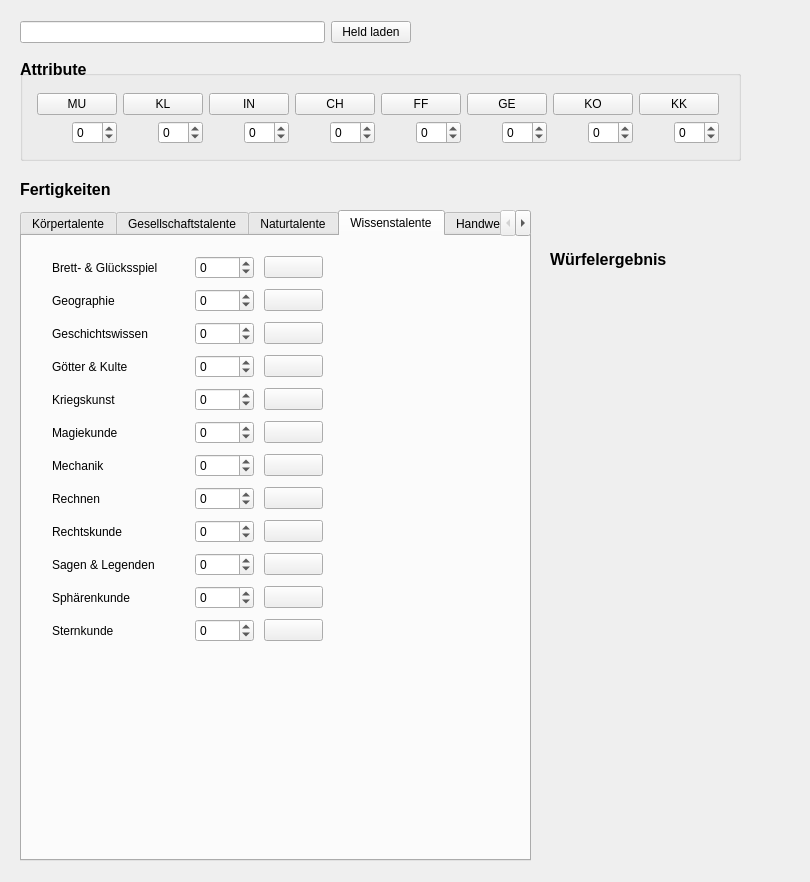
This is src/MainWindow.ui in MirUlr/dsa_calculator as Qt 5 draws it before an edit. The edited form follows.
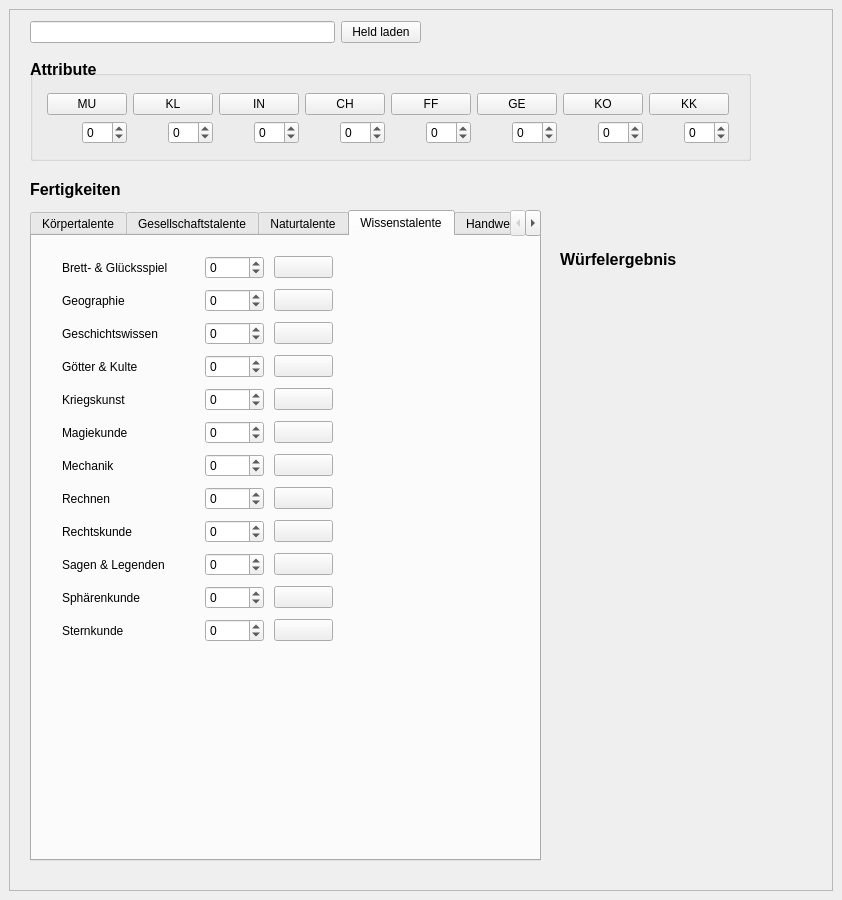
This is the edited form. The open tabs and pages were chosen to show the change. Icons and pictures are not drawn.

Commit message: Scrollbar funktional

Patch:
```diff
--- a/src/MainWindow.ui
+++ b/src/MainWindow.ui
@@ -6,20 +6,38 @@
    <rect>
     <x>0</x>
     <y>0</y>
-    <width>810</width>
-    <height>882</height>
+    <width>842</width>
+    <height>900</height>
    </rect>
   </property>
   <property name="windowTitle">
    <string>MainWindow</string>
   </property>
   <widget class="QWidget" name="centralwidget">
-   <widget class="QLabel" name="label_fertigkeiten_title">
+   <layout class="QVBoxLayout" name="verticalLayout">
+    <item>
+     <widget class="QScrollArea" name="scrollArea">
+      <property name="sizeAdjustPolicy">
+       <enum>QAbstractScrollArea::AdjustIgnored</enum>
+      </property>
+      <property name="widgetResizable">
+       <bool>false</bool>
+      </property>
+      <widget class="QWidget" name="scrollAreaWidgetContents_3">
     <property name="geometry">
      <rect>
-      <x>20</x>
-      <y>180</y>
-      <width>100</width>
+         <x>0</x>
+         <y>0</y>
+         <width>822</width>
+         <height>880</height>
+        </rect>
+       </property>
+       <widget class="QLabel" name="label_result_title">
+        <property name="geometry">
+         <rect>
+          <x>550</x>
+          <y>240</y>
+          <width>161</width>
       <height>19</height>
      </rect>
     </property>
@@ -31,9 +49,226 @@
      </font>
     </property>
     <property name="text">
-     <string>Fertigkeiten</string>
-    </property>
-   </widget>
+         <string>Würfelergebnis</string>
+        </property>
+       </widget>
+       <widget class="QGroupBox" name="box_attribute">
+        <property name="enabled">
+         <bool>true</bool>
+        </property>
+        <property name="geometry">
+         <rect>
+          <x>20</x>
+          <y>60</y>
+          <width>721</width>
+          <height>91</height>
+         </rect>
+        </property>
+        <property name="minimumSize">
+         <size>
+          <width>721</width>
+          <height>91</height>
+         </size>
+        </property>
+        <property name="layoutDirection">
+         <enum>Qt::LeftToRight</enum>
+        </property>
+        <property name="title">
+         <string/>
+        </property>
+        <property name="alignment">
+         <set>Qt::AlignCenter</set>
+        </property>
+        <property name="flat">
+         <bool>false</bool>
+        </property>
+        <widget class="QWidget" name="layoutWidget">
+         <property name="geometry">
+          <rect>
+           <x>0</x>
+           <y>10</y>
+           <width>699</width>
+           <height>78</height>
+          </rect>
+         </property>
+         <layout class="QVBoxLayout" name="layout_attribute">
+          <item>
+           <layout class="QGridLayout" name="grid_attribute">
+            <item row="0" column="7" colspan="2">
+             <widget class="QPushButton" name="btn_charisma">
+              <property name="toolTip">
+               <string>&lt;html&gt;&lt;head/&gt;&lt;body&gt;&lt;p&gt;Charisma&lt;/p&gt;&lt;/body&gt;&lt;/html&gt;</string>
+              </property>
+              <property name="text">
+               <string>CH</string>
+              </property>
+             </widget>
+            </item>
+            <item row="1" column="6">
+             <widget class="QSpinBox" name="mod_intuition">
+              <property name="minimum">
+               <number>-50</number>
+              </property>
+              <property name="maximum">
+               <number>50</number>
+              </property>
+             </widget>
+            </item>
+            <item row="0" column="13" colspan="2">
+             <widget class="QPushButton" name="btn_konstitution">
+              <property name="toolTip">
+               <string>&lt;html&gt;&lt;head/&gt;&lt;body&gt;&lt;p&gt;Konstitution&lt;/p&gt;&lt;/body&gt;&lt;/html&gt;</string>
+              </property>
+              <property name="text">
+               <string>KO</string>
+              </property>
+             </widget>
+            </item>
+            <item row="1" column="8">
+             <widget class="QSpinBox" name="mod_charisma">
+              <property name="minimum">
+               <number>-50</number>
+              </property>
+              <property name="maximum">
+               <number>50</number>
+              </property>
+             </widget>
+            </item>
+            <item row="0" column="3" colspan="2">
+             <widget class="QPushButton" name="btn_klugheit">
+              <property name="toolTip">
+               <string>&lt;html&gt;&lt;head/&gt;&lt;body&gt;&lt;p&gt;Klugheit&lt;/p&gt;&lt;/body&gt;&lt;/html&gt;</string>
+              </property>
+              <property name="text">
+               <string>KL</string>
+              </property>
+             </widget>
+            </item>
+            <item row="1" column="2">
+             <widget class="QSpinBox" name="mod_mut">
+              <property name="buttonSymbols">
+               <enum>QAbstractSpinBox::UpDownArrows</enum>
+              </property>
+              <property name="minimum">
+               <number>-50</number>
+              </property>
+              <property name="maximum">
+               <number>50</number>
+              </property>
+             </widget>
+            </item>
+            <item row="1" column="14">
+             <widget class="QSpinBox" name="mod_konstitution">
+              <property name="minimum">
+               <number>-50</number>
+              </property>
+              <property name="maximum">
+               <number>50</number>
+              </property>
+             </widget>
+            </item>
+            <item row="0" column="5" colspan="2">
+             <widget class="QPushButton" name="btn_intelligenz">
+              <property name="toolTip">
+               <string>&lt;html&gt;&lt;head/&gt;&lt;body&gt;&lt;p&gt;Intuition&lt;/p&gt;&lt;/body&gt;&lt;/html&gt;</string>
+              </property>
+              <property name="text">
+               <string>IN</string>
+              </property>
+             </widget>
+            </item>
+            <item row="0" column="9" colspan="2">
+             <widget class="QPushButton" name="btn_fingerfertigkeit">
+              <property name="toolTip">
+               <string>&lt;html&gt;&lt;head/&gt;&lt;body&gt;&lt;p&gt;Fingerfertigkeit&lt;/p&gt;&lt;/body&gt;&lt;/html&gt;</string>
+              </property>
+              <property name="text">
+               <string>FF</string>
+              </property>
+             </widget>
+            </item>
+            <item row="0" column="11" colspan="2">
+             <widget class="QPushButton" name="btn_gewandtheit">
+              <property name="toolTip">
+               <string>&lt;html&gt;&lt;head/&gt;&lt;body&gt;&lt;p&gt;Gewandtheit&lt;/p&gt;&lt;/body&gt;&lt;/html&gt;</string>
+              </property>
+              <property name="text">
+               <string>GE</string>
+              </property>
+             </widget>
+            </item>
+            <item row="0" column="15" colspan="2">
+             <widget class="QPushButton" name="btn_koerperkraft">
+              <property name="toolTip">
+               <string>&lt;html&gt;&lt;head/&gt;&lt;body&gt;&lt;p&gt;Körperkraft&lt;/p&gt;&lt;/body&gt;&lt;/html&gt;</string>
+              </property>
+              <property name="text">
+               <string>KK</string>
+              </property>
+             </widget>
+            </item>
+            <item row="0" column="1" colspan="2">
+             <widget class="QPushButton" name="btn_mut">
+              <property name="toolTip">
+               <string>&lt;html&gt;&lt;head/&gt;&lt;body&gt;&lt;p&gt;Mut&lt;/p&gt;&lt;/body&gt;&lt;/html&gt;</string>
+              </property>
+              <property name="text">
+               <string>MU</string>
+              </property>
+             </widget>
+            </item>
+            <item row="1" column="4">
+             <widget class="QSpinBox" name="mod_klugheit">
+              <property name="minimum">
+               <number>-50</number>
+              </property>
+              <property name="maximum">
+               <number>50</number>
+              </property>
+             </widget>
+            </item>
+            <item row="1" column="16">
+             <widget class="QSpinBox" name="mod_koerperkraft">
+              <property name="minimum">
+               <number>-50</number>
+              </property>
+              <property name="maximum">
+               <number>50</number>
+              </property>
+             </widget>
+            </item>
+            <item row="1" column="12">
+             <widget class="QSpinBox" name="mod_gewandtheit">
+              <property name="minimum">
+               <number>-50</number>
+              </property>
+              <property name="maximum">
+               <number>50</number>
+              </property>
+             </widget>
+            </item>
+            <item row="1" column="10">
+             <widget class="QSpinBox" name="mod_fingerfertigkeit">
+              <property name="minimum">
+               <number>-50</number>
+              </property>
+              <property name="maximum">
+               <number>50</number>
+              </property>
+             </widget>
+            </item>
+            <item row="0" column="0">
+             <widget class="QLabel" name="label">
+              <property name="text">
+               <string/>
+              </property>
+             </widget>
+            </item>
+           </layout>
+          </item>
+         </layout>
+        </widget>
+       </widget>
    <widget class="QTabWidget" name="tab_fertigkeiten">
     <property name="enabled">
      <bool>true</bool>
@@ -41,11 +276,17 @@
     <property name="geometry">
      <rect>
       <x>20</x>
-      <y>210</y>
+          <y>200</y>
       <width>511</width>
       <height>651</height>
      </rect>
     </property>
+        <property name="minimumSize">
+         <size>
+          <width>511</width>
+          <height>651</height>
+         </size>
+        </property>
     <property name="currentIndex">
      <number>2</number>
     </property>
@@ -1862,12 +2103,12 @@
      </widget>
     </widget>
    </widget>
-   <widget class="QLabel" name="label_result_title">
+       <widget class="QLabel" name="label_attribute_title">
     <property name="geometry">
      <rect>
-      <x>550</x>
-      <y>250</y>
-      <width>161</width>
+          <x>20</x>
+          <y>50</y>
+          <width>697</width>
       <height>19</height>
      </rect>
     </property>
@@ -1879,14 +2120,34 @@
      </font>
     </property>
     <property name="text">
-     <string>Würfelergebnis</string>
+         <string>Attribute</string>
+        </property>
+       </widget>
+       <widget class="QLabel" name="label_fertigkeiten_title">
+        <property name="geometry">
+         <rect>
+          <x>20</x>
+          <y>170</y>
+          <width>100</width>
+          <height>19</height>
+         </rect>
+        </property>
+        <property name="font">
+         <font>
+          <pointsize>12</pointsize>
+          <weight>75</weight>
+          <bold>true</bold>
+         </font>
+        </property>
+        <property name="text">
+         <string>Fertigkeiten</string>
     </property>
    </widget>
    <widget class="QWidget" name="layoutWidget">
     <property name="geometry">
      <rect>
       <x>20</x>
-      <y>20</y>
+          <y>10</y>
       <width>391</width>
       <height>25</height>
      </rect>
@@ -1908,11 +2169,17 @@
     <property name="geometry">
      <rect>
       <x>550</x>
-      <y>280</y>
+          <y>270</y>
       <width>231</width>
       <height>261</height>
      </rect>
     </property>
+        <property name="minimumSize">
+         <size>
+          <width>231</width>
+          <height>261</height>
+         </size>
+        </property>
     <property name="text">
      <string/>
     </property>
@@ -1923,237 +2190,10 @@
      <bool>true</bool>
     </property>
    </widget>
-   <widget class="QGroupBox" name="box_attribute">
-    <property name="enabled">
-     <bool>true</bool>
-    </property>
-    <property name="geometry">
-     <rect>
-      <x>20</x>
-      <y>70</y>
-      <width>721</width>
-      <height>91</height>
-     </rect>
-    </property>
-    <property name="layoutDirection">
-     <enum>Qt::LeftToRight</enum>
-    </property>
-    <property name="title">
-     <string/>
-    </property>
-    <property name="alignment">
-     <set>Qt::AlignCenter</set>
-    </property>
-    <property name="flat">
-     <bool>false</bool>
-    </property>
-    <widget class="QWidget" name="layoutWidget">
-     <property name="geometry">
-      <rect>
-       <x>0</x>
-       <y>10</y>
-       <width>699</width>
-       <height>78</height>
-      </rect>
-     </property>
-     <layout class="QVBoxLayout" name="layout_attribute">
-      <item>
-       <layout class="QGridLayout" name="grid_attribute">
-        <item row="0" column="7" colspan="2">
-         <widget class="QPushButton" name="btn_charisma">
-          <property name="toolTip">
-           <string>&lt;html&gt;&lt;head/&gt;&lt;body&gt;&lt;p&gt;Charisma&lt;/p&gt;&lt;/body&gt;&lt;/html&gt;</string>
-          </property>
-          <property name="text">
-           <string>CH</string>
-          </property>
-         </widget>
-        </item>
-        <item row="1" column="6">
-         <widget class="QSpinBox" name="mod_intuition">
-          <property name="minimum">
-           <number>-50</number>
-          </property>
-          <property name="maximum">
-           <number>50</number>
-          </property>
-         </widget>
-        </item>
-        <item row="0" column="13" colspan="2">
-         <widget class="QPushButton" name="btn_konstitution">
-          <property name="toolTip">
-           <string>&lt;html&gt;&lt;head/&gt;&lt;body&gt;&lt;p&gt;Konstitution&lt;/p&gt;&lt;/body&gt;&lt;/html&gt;</string>
-          </property>
-          <property name="text">
-           <string>KO</string>
-          </property>
-         </widget>
-        </item>
-        <item row="1" column="8">
-         <widget class="QSpinBox" name="mod_charisma">
-          <property name="minimum">
-           <number>-50</number>
-          </property>
-          <property name="maximum">
-           <number>50</number>
-          </property>
-         </widget>
-        </item>
-        <item row="0" column="3" colspan="2">
-         <widget class="QPushButton" name="btn_klugheit">
-          <property name="toolTip">
-           <string>&lt;html&gt;&lt;head/&gt;&lt;body&gt;&lt;p&gt;Klugheit&lt;/p&gt;&lt;/body&gt;&lt;/html&gt;</string>
-          </property>
-          <property name="text">
-           <string>KL</string>
-          </property>
-         </widget>
-        </item>
-        <item row="1" column="2">
-         <widget class="QSpinBox" name="mod_mut">
-          <property name="buttonSymbols">
-           <enum>QAbstractSpinBox::UpDownArrows</enum>
-          </property>
-          <property name="minimum">
-           <number>-50</number>
-          </property>
-          <property name="maximum">
-           <number>50</number>
-          </property>
-         </widget>
-        </item>
-        <item row="1" column="14">
-         <widget class="QSpinBox" name="mod_konstitution">
-          <property name="minimum">
-           <number>-50</number>
-          </property>
-          <property name="maximum">
-           <number>50</number>
-          </property>
-         </widget>
-        </item>
-        <item row="0" column="5" colspan="2">
-         <widget class="QPushButton" name="btn_intelligenz">
-          <property name="toolTip">
-           <string>&lt;html&gt;&lt;head/&gt;&lt;body&gt;&lt;p&gt;Intuition&lt;/p&gt;&lt;/body&gt;&lt;/html&gt;</string>
-          </property>
-          <property name="text">
-           <string>IN</string>
-          </property>
-         </widget>
-        </item>
-        <item row="0" column="9" colspan="2">
-         <widget class="QPushButton" name="btn_fingerfertigkeit">
-          <property name="toolTip">
-           <string>&lt;html&gt;&lt;head/&gt;&lt;body&gt;&lt;p&gt;Fingerfertigkeit&lt;/p&gt;&lt;/body&gt;&lt;/html&gt;</string>
-          </property>
-          <property name="text">
-           <string>FF</string>
-          </property>
-         </widget>
-        </item>
-        <item row="0" column="11" colspan="2">
-         <widget class="QPushButton" name="btn_gewandtheit">
-          <property name="toolTip">
-           <string>&lt;html&gt;&lt;head/&gt;&lt;body&gt;&lt;p&gt;Gewandtheit&lt;/p&gt;&lt;/body&gt;&lt;/html&gt;</string>
-          </property>
-          <property name="text">
-           <string>GE</string>
-          </property>
-         </widget>
-        </item>
-        <item row="0" column="15" colspan="2">
-         <widget class="QPushButton" name="btn_koerperkraft">
-          <property name="toolTip">
-           <string>&lt;html&gt;&lt;head/&gt;&lt;body&gt;&lt;p&gt;Körperkraft&lt;/p&gt;&lt;/body&gt;&lt;/html&gt;</string>
-          </property>
-          <property name="text">
-           <string>KK</string>
-          </property>
-         </widget>
-        </item>
-        <item row="0" column="1" colspan="2">
-         <widget class="QPushButton" name="btn_mut">
-          <property name="toolTip">
-           <string>&lt;html&gt;&lt;head/&gt;&lt;body&gt;&lt;p&gt;Mut&lt;/p&gt;&lt;/body&gt;&lt;/html&gt;</string>
-          </property>
-          <property name="text">
-           <string>MU</string>
-          </property>
-         </widget>
-        </item>
-        <item row="1" column="4">
-         <widget class="QSpinBox" name="mod_klugheit">
-          <property name="minimum">
-           <number>-50</number>
-          </property>
-          <property name="maximum">
-           <number>50</number>
-          </property>
-         </widget>
-        </item>
-        <item row="1" column="16">
-         <widget class="QSpinBox" name="mod_koerperkraft">
-          <property name="minimum">
-           <number>-50</number>
-          </property>
-          <property name="maximum">
-           <number>50</number>
-          </property>
-         </widget>
-        </item>
-        <item row="1" column="12">
-         <widget class="QSpinBox" name="mod_gewandtheit">
-          <property name="minimum">
-           <number>-50</number>
-          </property>
-          <property name="maximum">
-           <number>50</number>
-          </property>
-         </widget>
-        </item>
-        <item row="1" column="10">
-         <widget class="QSpinBox" name="mod_fingerfertigkeit">
-          <property name="minimum">
-           <number>-50</number>
-          </property>
-          <property name="maximum">
-           <number>50</number>
-          </property>
-         </widget>
-        </item>
-        <item row="0" column="0">
-         <widget class="QLabel" name="label">
-          <property name="text">
-           <string/>
-          </property>
-         </widget>
-        </item>
-       </layout>
-      </item>
-     </layout>
-    </widget>
-   </widget>
-   <widget class="QLabel" name="label_attribute_title">
-    <property name="geometry">
-     <rect>
-      <x>20</x>
-      <y>60</y>
-      <width>697</width>
-      <height>19</height>
-     </rect>
-    </property>
-    <property name="font">
-     <font>
-      <pointsize>12</pointsize>
-      <weight>75</weight>
-      <bold>true</bold>
-     </font>
-    </property>
-    <property name="text">
-     <string>Attribute</string>
-    </property>
-   </widget>
+      </widget>
+     </widget>
+    </item>
+   </layout>
   </widget>
  </widget>
  <resources>
```
Left out of the diff: 2 changed lines with no effect on the pictures. Lines whose indentation alone changed are shown as unchanged. The commit also changes 1 other file.
